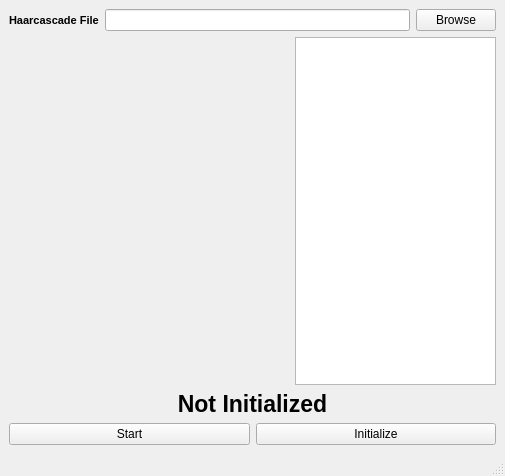
Old version of the form ui/MainWindow.ui in the repository sakibreza/EyeTask-V1.0.
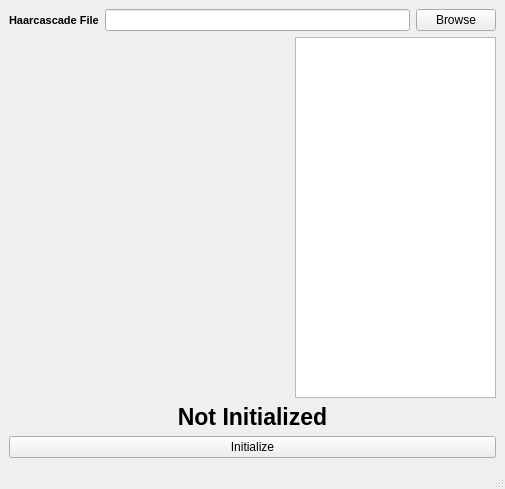
New version of the form.

```diff
--- a/ui/MainWindow.ui
+++ b/ui/MainWindow.ui
@@ -7,7 +7,7 @@
     <x>0</x>
     <y>0</y>
     <width>505</width>
-    <height>476</height>
+    <height>489</height>
    </rect>
   </property>
   <property name="windowTitle">
@@ -101,13 +101,6 @@
     </item>
     <item>
      <layout class="QHBoxLayout" name="horizontalLayout_2">
-      <item>
-       <widget class="QPushButton" name="start_button">
-        <property name="text">
-         <string>Start</string>
-        </property>
-       </widget>
-      </item>
       <item>
        <widget class="QPushButton" name="init_button">
         <property name="text">
```
